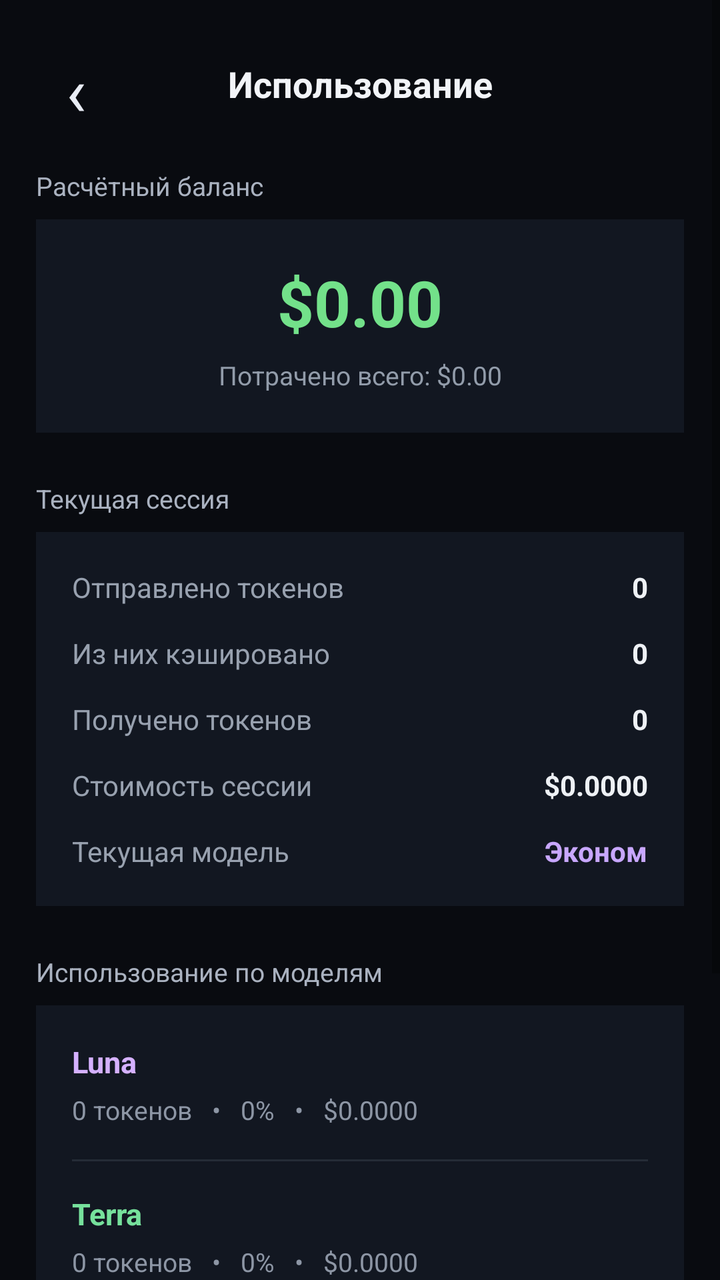
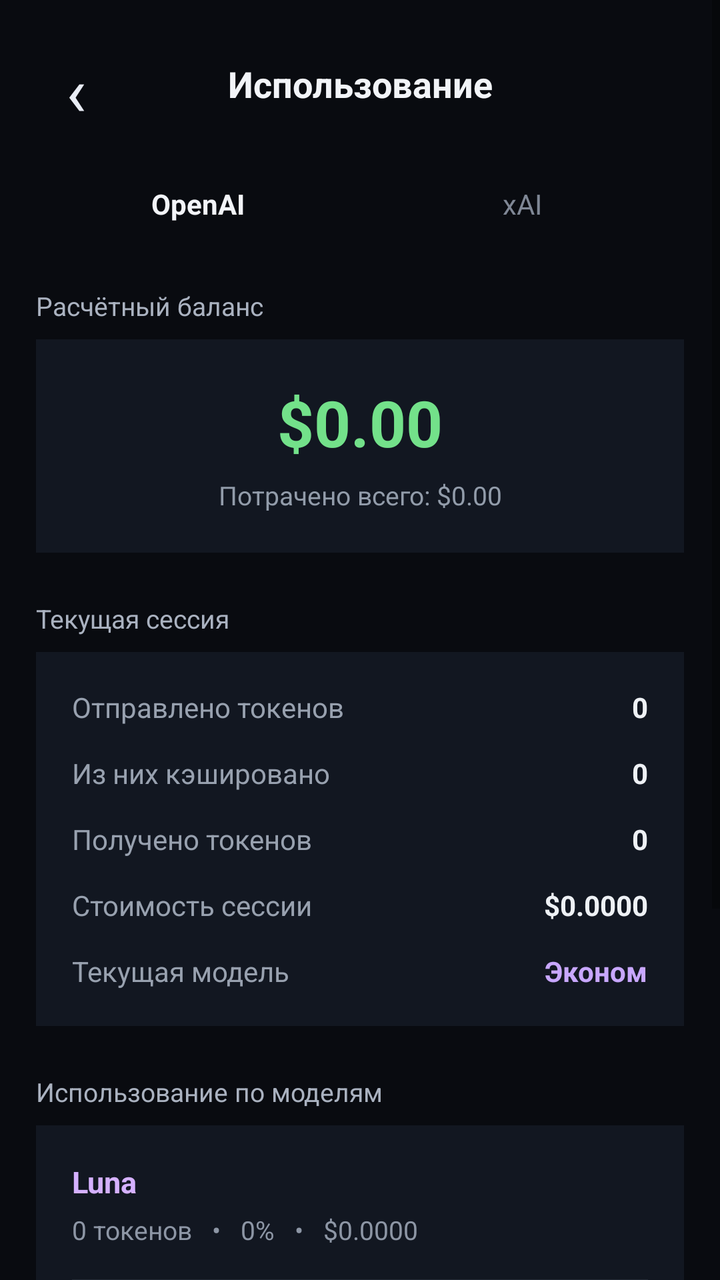

An Android layout rendered at two revisions. The XML below is the earlier revision; the diff shows what the commit changed to produce the second picture.
<!-- AndroidManifest.xml: application theme AppTheme -->
<!-- res/layout/activity_usage.xml -->
<?xml version="1.0" encoding="utf-8"?>
<ScrollView
    xmlns:android="http://schemas.android.com/apk/res/android"
    android:layout_width="match_parent"
    android:layout_height="match_parent"
    android:background="#090B10"
    android:fillViewport="true">

    <LinearLayout
        android:layout_width="match_parent"
        android:layout_height="wrap_content"
        android:orientation="vertical"
        android:paddingStart="18dp"
        android:paddingTop="18dp"
        android:paddingEnd="18dp"
        android:paddingBottom="32dp">

        <LinearLayout
            android:layout_width="match_parent"
            android:layout_height="48dp"
            android:gravity="center_vertical"
            android:orientation="horizontal">

            <TextView
                android:id="@+id/backButton"
                android:layout_width="40dp"
                android:layout_height="40dp"
                android:gravity="center"
                android:text="‹"
                android:textColor="#E9EDF5"
                android:textSize="34sp" />

            <TextView
                android:layout_width="0dp"
                android:layout_height="wrap_content"
                android:layout_weight="1"
                android:gravity="center"
                android:text="Использование"
                android:textColor="#F2F4F8"
                android:textSize="18sp"
                android:textStyle="bold" />

            <View
                android:layout_width="40dp"
                android:layout_height="40dp" />

        </LinearLayout>

        <TextView
            android:layout_width="wrap_content"
            android:layout_height="wrap_content"
            android:layout_marginTop="18dp"
            android:text="Расчётный баланс"
            android:textColor="#AAB2C0"
            android:textSize="13sp" />

        <LinearLayout
            android:layout_width="match_parent"
            android:layout_height="wrap_content"
            android:layout_marginTop="8dp"
            android:background="#121721"
            android:orientation="vertical"
            android:padding="20dp">

            <TextView
                android:id="@+id/balanceText"
                android:layout_width="match_parent"
                android:layout_height="wrap_content"
                android:gravity="center"
                android:text="$0.00"
                android:textColor="#73E18A"
                android:textSize="32sp"
                android:textStyle="bold" />

            <TextView
                android:id="@+id/totalSpentText"
                android:layout_width="match_parent"
                android:layout_height="wrap_content"
                android:layout_marginTop="6dp"
                android:gravity="center"
                android:text="Потрачено всего: $0.00"
                android:textColor="#929CAA"
                android:textSize="13sp" />

        </LinearLayout>

        <TextView
            android:layout_width="wrap_content"
            android:layout_height="wrap_content"
            android:layout_marginTop="24dp"
            android:text="Текущая сессия"
            android:textColor="#AAB2C0"
            android:textSize="13sp" />

        <LinearLayout
            android:layout_width="match_parent"
            android:layout_height="wrap_content"
            android:layout_marginTop="8dp"
            android:background="#121721"
            android:orientation="vertical"
            android:padding="18dp">

            <LinearLayout
                android:layout_width="match_parent"
                android:layout_height="wrap_content"
                android:orientation="horizontal">

                <TextView
                    android:layout_width="0dp"
                    android:layout_height="wrap_content"
                    android:layout_weight="1"
                    android:text="Отправлено токенов"
                    android:textColor="#98A1AF"
                    android:textSize="14sp" />

                <TextView
                    android:id="@+id/sessionInputTokens"
                    android:layout_width="wrap_content"
                    android:layout_height="wrap_content"
                    android:text="0"
                    android:textColor="#EEF1F5"
                    android:textSize="14sp"
                    android:textStyle="bold" />

            </LinearLayout>

            <LinearLayout
                android:layout_width="match_parent"
                android:layout_height="wrap_content"
                android:layout_marginTop="14dp"
                android:orientation="horizontal">

                <TextView
                    android:layout_width="0dp"
                    android:layout_height="wrap_content"
                    android:layout_weight="1"
                    android:text="Из них кэшировано"
                    android:textColor="#98A1AF"
                    android:textSize="14sp" />

                <TextView
                    android:id="@+id/sessionCachedTokens"
                    android:layout_width="wrap_content"
                    android:layout_height="wrap_content"
                    android:text="0"
                    android:textColor="#EEF1F5"
                    android:textSize="14sp"
                    android:textStyle="bold" />

            </LinearLayout>

            <LinearLayout
                android:layout_width="match_parent"
                android:layout_height="wrap_content"
                android:layout_marginTop="14dp"
                android:orientation="horizontal">

                <TextView
                    android:layout_width="0dp"
                    android:layout_height="wrap_content"
                    android:layout_weight="1"
                    android:text="Получено токенов"
                    android:textColor="#98A1AF"
                    android:textSize="14sp" />

                <TextView
                    android:id="@+id/sessionOutputTokens"
                    android:layout_width="wrap_content"
                    android:layout_height="wrap_content"
                    android:text="0"
                    android:textColor="#EEF1F5"
                    android:textSize="14sp"
                    android:textStyle="bold" />

            </LinearLayout>

            <LinearLayout
                android:layout_width="match_parent"
                android:layout_height="wrap_content"
                android:layout_marginTop="14dp"
                android:orientation="horizontal">

                <TextView
                    android:layout_width="0dp"
                    android:layout_height="wrap_content"
                    android:layout_weight="1"
                    android:text="Стоимость сессии"
                    android:textColor="#98A1AF"
                    android:textSize="14sp" />

                <TextView
                    android:id="@+id/sessionCost"
                    android:layout_width="wrap_content"
                    android:layout_height="wrap_content"
                    android:text="$0.0000"
                    android:textColor="#EEF1F5"
                    android:textSize="14sp"
                    android:textStyle="bold" />

            </LinearLayout>

            <LinearLayout
                android:layout_width="match_parent"
                android:layout_height="wrap_content"
                android:layout_marginTop="14dp"
                android:orientation="horizontal">

                <TextView
                    android:layout_width="0dp"
                    android:layout_height="wrap_content"
                    android:layout_weight="1"
                    android:text="Текущая модель"
                    android:textColor="#98A1AF"
                    android:textSize="14sp" />

                <TextView
                    android:id="@+id/sessionModel"
                    android:layout_width="wrap_content"
                    android:layout_height="wrap_content"
                    android:text="Эконом"
                    android:textColor="#C8A7FF"
                    android:textSize="14sp"
                    android:textStyle="bold" />

            </LinearLayout>

        </LinearLayout>

        <TextView
            android:layout_width="wrap_content"
            android:layout_height="wrap_content"
            android:layout_marginTop="24dp"
            android:text="Использование по моделям"
            android:textColor="#AAB2C0"
            android:textSize="13sp" />

        <LinearLayout
            android:layout_width="match_parent"
            android:layout_height="wrap_content"
            android:layout_marginTop="8dp"
            android:background="#121721"
            android:orientation="vertical"
            android:padding="18dp">

            <TextView
                android:layout_width="match_parent"
                android:layout_height="wrap_content"
                android:text="Luna"
                android:textColor="#D5B1FF"
                android:textSize="15sp"
                android:textStyle="bold" />

            <TextView
                android:id="@+id/lunaUsage"
                android:layout_width="match_parent"
                android:layout_height="wrap_content"
                android:layout_marginTop="5dp"
                android:text="0 токенов   •   0%   •   $0.0000"
                android:textColor="#8D96A5"
                android:textSize="13sp" />

            <View
                android:layout_width="match_parent"
                android:layout_height="1dp"
                android:layout_marginTop="16dp"
                android:layout_marginBottom="16dp"
                android:background="#252C37" />

            <TextView
                android:layout_width="match_parent"
                android:layout_height="wrap_content"
                android:text="Terra"
                android:textColor="#76E19C"
                android:textSize="15sp"
                android:textStyle="bold" />

            <TextView
                android:id="@+id/terraUsage"
                android:layout_width="match_parent"
                android:layout_height="wrap_content"
                android:layout_marginTop="5dp"
                android:text="0 токенов   •   0%   •   $0.0000"
                android:textColor="#8D96A5"
                android:textSize="13sp" />

            <View
                android:layout_width="match_parent"
                android:layout_height="1dp"
                android:layout_marginTop="16dp"
                android:layout_marginBottom="16dp"
                android:background="#252C37" />

            <TextView
                android:layout_width="match_parent"
                android:layout_height="wrap_content"
                android:text="Mini"
                android:textColor="#64B5F6"
                android:textSize="15sp"
                android:textStyle="bold" />

            <TextView
                android:id="@+id/miniUsage"
                android:layout_width="match_parent"
                android:layout_height="wrap_content"
                android:layout_marginTop="5dp"
                android:text="0 токенов   •   0%   •   $0.0000"
                android:textColor="#8D96A5"
                android:textSize="13sp" />

            <View
                android:layout_width="match_parent"
                android:layout_height="1dp"
                android:layout_marginTop="16dp"
                android:layout_marginBottom="16dp"
                android:background="#252C37" />

            <TextView
                android:layout_width="match_parent"
                android:layout_height="wrap_content"
                android:text="Sol"
                android:textColor="#FFA65C"
                android:textSize="15sp"
                android:textStyle="bold" />

            <TextView
                android:id="@+id/solUsage"
                android:layout_width="match_parent"
                android:layout_height="wrap_content"
                android:layout_marginTop="5dp"
                android:text="0 токенов   •   0%   •   $0.0000"
                android:textColor="#8D96A5"
                android:textSize="13sp" />

        </LinearLayout>

    </LinearLayout>

</ScrollView>
<!-- resources referenced by this layout -->
<resources>
  <style name="AppTheme" parent="Theme.AppCompat.Light.NoActionBar">
  
          <item name="colorPrimary">@color/colorPrimary</item>
          <item name="colorPrimaryDark">@color/colorPrimaryDark</item>
          <item name="colorAccent">@color/colorAccent</item>
  
          
          <item name="android:windowBackground">#000000</item>
  
          
          <item name="android:colorBackground">#000000</item>
  
          
          <item name="android:windowDisablePreview">true</item>
  
          
          <item name="android:windowLightStatusBar">false</item>
          <item name="android:statusBarColor">#000000</item>
  
          
          <item name="android:navigationBarColor">#000000</item>
  
          
          <item name="android:windowIsTranslucent">false</item>
  
          <item name="android:windowActionModeOverlay">true</item>
  
      </style>
  <color name="colorPrimary">#008577</color>
  <color name="colorPrimaryDark">#00574B</color>
  <color name="colorAccent">#D81B60</color>
</resources>

<!-- the commit's change to res/layout/activity_usage.xml (unified diff, before → after) -->
@@ -1,5 +1,6 @@
 <?xml version="1.0" encoding="utf-8"?>
 <ScrollView
+    android:id="@+id/usageScrollView"
     xmlns:android="http://schemas.android.com/apk/res/android"
     android:layout_width="match_parent"
     android:layout_height="match_parent"
@@ -46,6 +47,41 @@
 
         </LinearLayout>
 
+        <LinearLayout
+            android:layout_width="match_parent"
+            android:layout_height="48dp"
+            android:layout_marginTop="12dp"
+            android:orientation="horizontal">
+
+            <TextView
+                android:id="@+id/openAiTab"
+                android:layout_width="0dp"
+                android:layout_height="match_parent"
+                android:layout_weight="1"
+                android:gravity="center"
+                android:text="OpenAI"
+                android:textColor="#F2F4F8"
+                android:textSize="14sp"
+                android:textStyle="bold" />
+
+            <TextView
+                android:id="@+id/xaiTab"
+                android:layout_width="0dp"
+                android:layout_height="match_parent"
+                android:layout_weight="1"
+                android:gravity="center"
+                android:text="xAI"
+                android:textColor="#7F8795"
+                android:textSize="14sp" />
+
+        </LinearLayout>
+
+        <LinearLayout
+            android:id="@+id/openAiPage"
+            android:layout_width="match_parent"
+            android:layout_height="wrap_content"
+            android:orientation="vertical">
+
         <TextView
             android:layout_width="wrap_content"
             android:layout_height="wrap_content"
@@ -333,6 +369,149 @@
 
         </LinearLayout>
 
+        </LinearLayout>
+
+        <LinearLayout
+            android:id="@+id/xaiPage"
+            android:layout_width="match_parent"
+            android:layout_height="wrap_content"
+            android:orientation="vertical"
+            android:visibility="gone">
+
+            <TextView
+                android:layout_width="wrap_content"
+                android:layout_height="wrap_content"
+                android:layout_marginTop="18dp"
+                android:text="Расчётный баланс"
+                android:textColor="#AAB2C0"
+                android:textSize="13sp" />
+
+            <LinearLayout
+                android:layout_width="match_parent"
+                android:layout_height="wrap_content"
+                android:layout_marginTop="8dp"
+                android:background="#121721"
+                android:orientation="vertical"
+                android:padding="20dp">
+
+                <TextView
+                    android:layout_width="match_parent"
+                    android:layout_height="wrap_content"
+                    android:gravity="center"
+                    android:text="$0.0000"
+                    android:textColor="#73E18A"
+                    android:textSize="32sp"
+                    android:textStyle="bold" />
+
+                <TextView
+                    android:layout_width="match_parent"
+                    android:layout_height="wrap_content"
+                    android:layout_marginTop="6dp"
+                    android:gravity="center"
+                    android:text="Потрачено всего: $0.000000"
+                    android:textColor="#929CAA"
+                    android:textSize="13sp" />
+
+            </LinearLayout>
+
+            <TextView
+                android:layout_width="wrap_content"
+                android:layout_height="wrap_content"
+                android:layout_marginTop="24dp"
+                android:text="Текущая сессия"
+                android:textColor="#AAB2C0"
+                android:textSize="13sp" />
+
+            <LinearLayout
+                android:layout_width="match_parent"
+                android:layout_height="wrap_content"
+                android:layout_marginTop="8dp"
+                android:background="#121721"
+                android:orientation="vertical"
+                android:padding="18dp">
+
+                <TextView
+                    android:layout_width="match_parent"
+                    android:layout_height="wrap_content"
+                    android:id="@+id/xaiSessionCost"
+                    android:text="Стоимость xAI          $0.000000"
+                    android:textColor="#EEF1F5"
+                    android:textSize="14sp" />
+                <TextView
+                    android:layout_width="match_parent"
+                    android:layout_height="wrap_content"
+                    android:layout_marginTop="14dp"
+                    android:id="@+id/xaiSessionInput"
+                    android:text="Входящие токены        0"
+                    android:textColor="#EEF1F5"
+                    android:textSize="14sp" />
+                <TextView
+                    android:layout_width="match_parent"
+                    android:layout_height="wrap_content"
+                    android:layout_marginTop="14dp"
+                    android:id="@+id/xaiSessionOutput"
+                    android:text="Исходящие токены       0"
+                    android:textColor="#EEF1F5"
+                    android:textSize="14sp" />
+
+            </LinearLayout>
+
+            <TextView
+                android:layout_width="wrap_content"
+                android:layout_height="wrap_content"
+                android:layout_marginTop="24dp"
+                android:text="Использование по сервисам"
+                android:textColor="#AAB2C0"
+                android:textSize="13sp" />
+
+            <LinearLayout
+                android:layout_width="match_parent"
+                android:layout_height="wrap_content"
+                android:layout_marginTop="8dp"
+                android:background="#121721"
+                android:orientation="vertical"
+                android:padding="18dp">
+
+                <TextView
+                    android:layout_width="match_parent"
+                    android:layout_height="wrap_content"
+                    android:text="Internet Search"
+                    android:textColor="#76E19C"
+                    android:textSize="15sp"
+                    android:textStyle="bold" />
+                <TextView
+                    android:layout_width="match_parent"
+                    android:layout_height="wrap_content"
+                    android:layout_marginTop="8dp"
+                    android:id="@+id/xaiSearchSummary"
+                    android:text="Запросов Эры: 0&#10;Web Search calls: 0&#10;X Search calls: 0&#10;Стоимость tools: $0.000000&#10;Токены: 0&#10;Стоимость токенов: $0.000000&#10;Всего: $0.000000"
+                    android:textColor="#8D96A5"
+                    android:textSize="13sp" />
+                <View
+                    android:layout_width="match_parent"
+                    android:layout_height="1dp"
+                    android:layout_marginTop="16dp"
+                    android:layout_marginBottom="16dp"
+                    android:background="#252C37" />
+                <TextView
+                    android:layout_width="match_parent"
+                    android:layout_height="wrap_content"
+                    android:text="Voice"
+                    android:textColor="#D5B1FF"
+                    android:textSize="15sp"
+                    android:textStyle="bold" />
+                <TextView
+                    android:layout_width="match_parent"
+                    android:layout_height="wrap_content"
+                    android:layout_marginTop="8dp"
+                    android:text="STT: —&#10;TTS: —&#10;Стоимость: $0.000000"
+                    android:textColor="#8D96A5"
+                    android:textSize="13sp" />
+
+            </LinearLayout>
+
+        </LinearLayout>
+
     </LinearLayout>
 
 </ScrollView>
